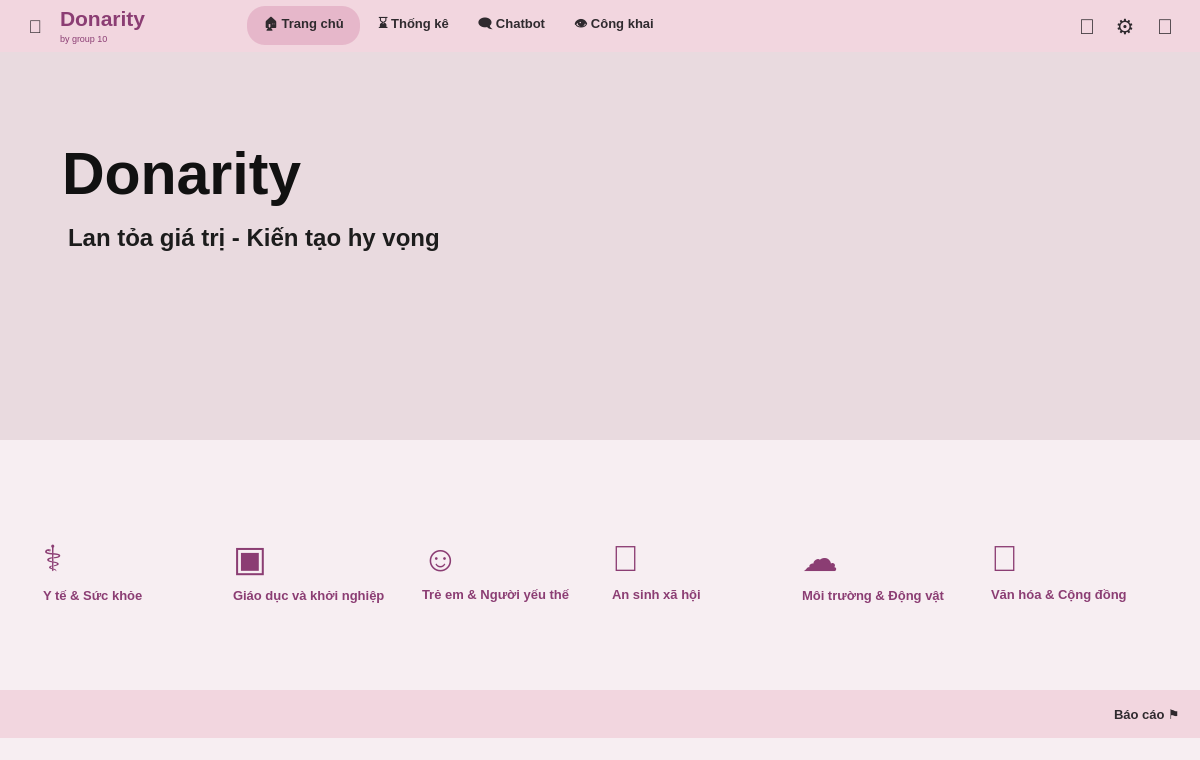
First picture: the form in home_page_user.ui, repository BossNH/DATA, before the edit.
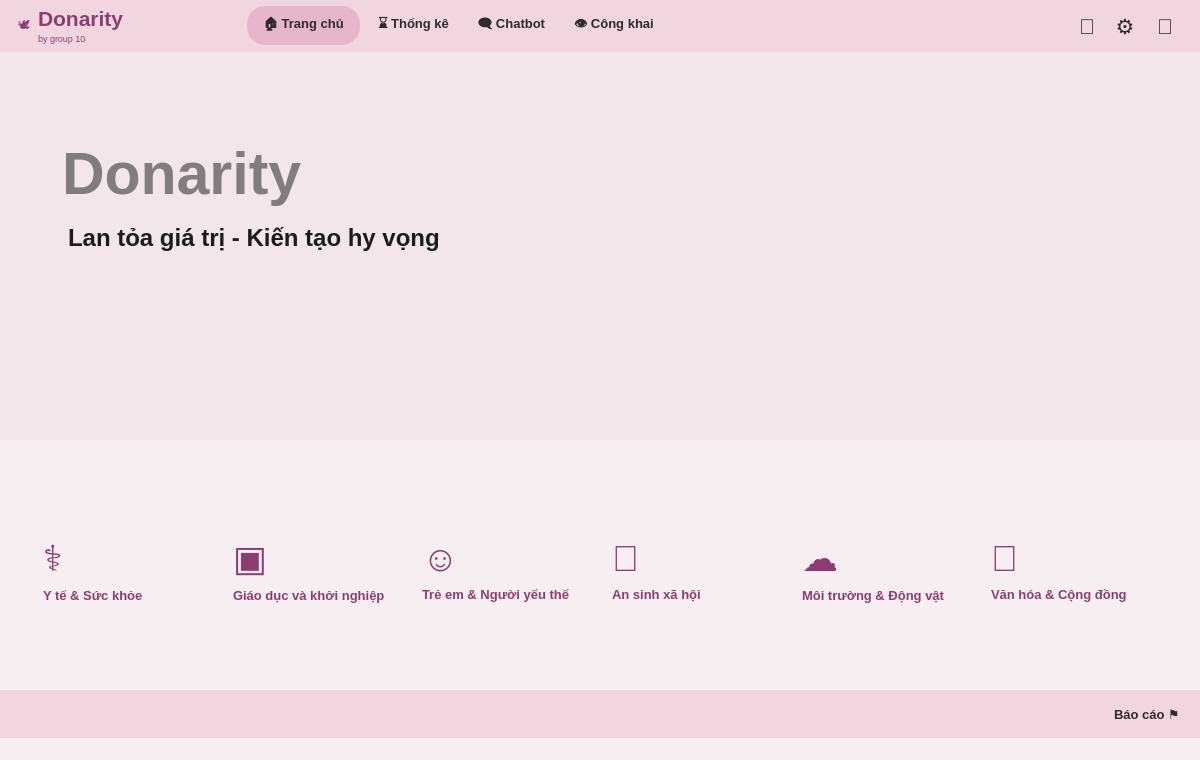
Second picture: the form after the edit. Icons and pictures are not drawn.

Commit message: Update print statement from 'Hello' to 'Goodbye'

Patch:
```diff
--- a/home_page_user.ui
+++ b/home_page_user.ui
@@ -198,27 +198,23 @@
 
        <item>
         <widget class="QLabel" name="logoIcon">
-         <property name="minimumSize">
-          <size>
+ <property name="geometry">
+  <rect>
+   <x>16</x>
+   <y>6</y>
            <width>34</width>
            <height>34</height>
-          </size>
-         </property>
-         <property name="maximumSize">
-          <size>
-           <width>34</width>
-           <height>34</height>
-          </size>
+  </rect>
+ </property>
+ <property name="styleSheet">
+  <string notr="true">background: transparent; color: #8A3E72; font: 700 18pt "Segoe UI Symbol";</string>
          </property>
          <property name="text">
-          <string>🤍</string>
+  <string>🕊</string>
          </property>
          <property name="alignment">
           <set>Qt::AlignCenter</set>
          </property>
-         <property name="styleSheet">
-          <string notr="true">font-size: 18px; background: transparent;</string>
-         </property>
         </widget>
        </item>
 
@@ -414,24 +410,22 @@
         <height>420</height>
        </size>
       </property>
-      <layout class="QVBoxLayout" name="verticalLayout_hero">
-       <property name="spacing">
-        <number>0</number>
-       </property>
-       <property name="leftMargin">
-        <number>0</number>
-       </property>
-       <property name="topMargin">
-        <number>0</number>
-       </property>
-       <property name="rightMargin">
-        <number>0</number>
-       </property>
-       <property name="bottomMargin">
-        <number>0</number>
-       </property>
-       <item>
+  <property name="frameShape">
+   <enum>QFrame::Shape::NoFrame</enum>
+  </property>
+  <property name="frameShadow">
+   <enum>QFrame::Shadow::Plain</enum>
+  </property>
+
         <widget class="QLabel" name="heroImage">
+   <property name="geometry">
+    <rect>
+     <x>0</x>
+     <y>0</y>
+     <width>1200</width>
+     <height>420</height>
+    </rect>
+   </property>
          <property name="text">
           <string/>
          </property>
@@ -442,8 +436,6 @@
           <bool>true</bool>
          </property>
         </widget>
-       </item>
-      </layout>
 
       <widget class="QLabel" name="heroTitle">
        <property name="geometry">
@@ -459,6 +451,20 @@
        </property>
       </widget>
 
+     <widget class="QFrame" name="overlayFrame">
+ <property name="geometry">
+  <rect>
+   <x>0</x>
+   <y>0</y>
+   <width>1200</width>
+   <height>420</height>
+  </rect>
+ </property>
+ <property name="styleSheet">
+  <string notr="true">background-color: rgba(255, 245, 248, 120); border: none;</string>
+ </property>
+</widget>
+
       <widget class="QLabel" name="heroSubtitle">
        <property name="geometry">
         <rect>
```
Left out of the diff: 3 changed lines with no effect on the pictures. Lines whose indentation alone changed are shown as unchanged.
